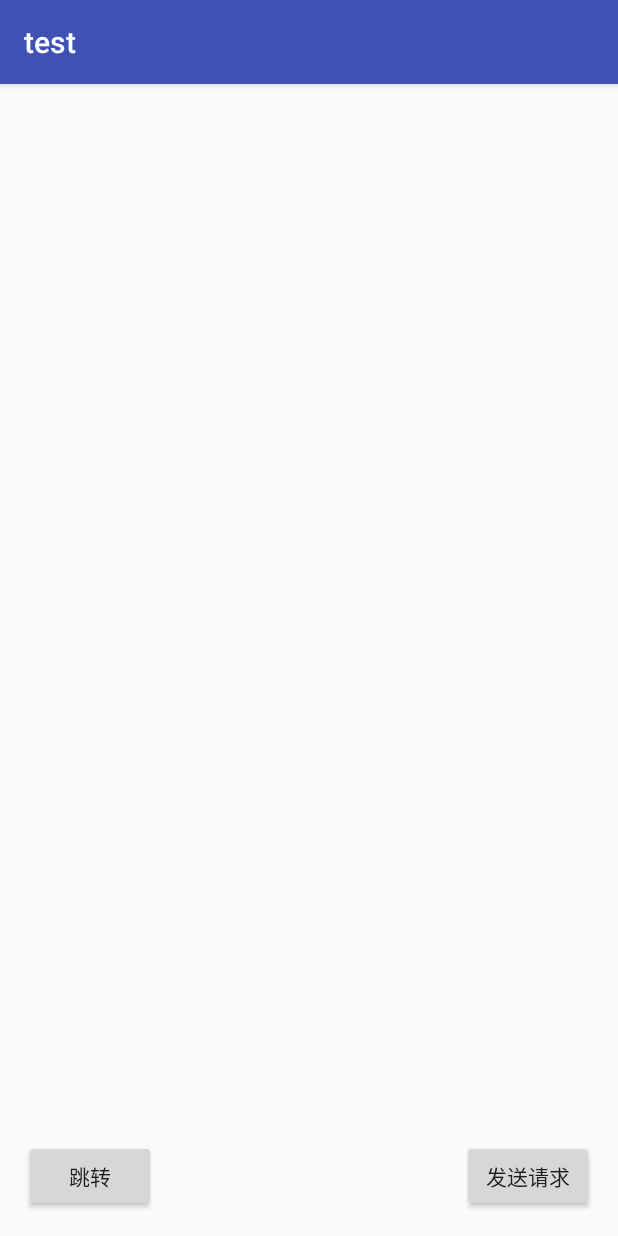
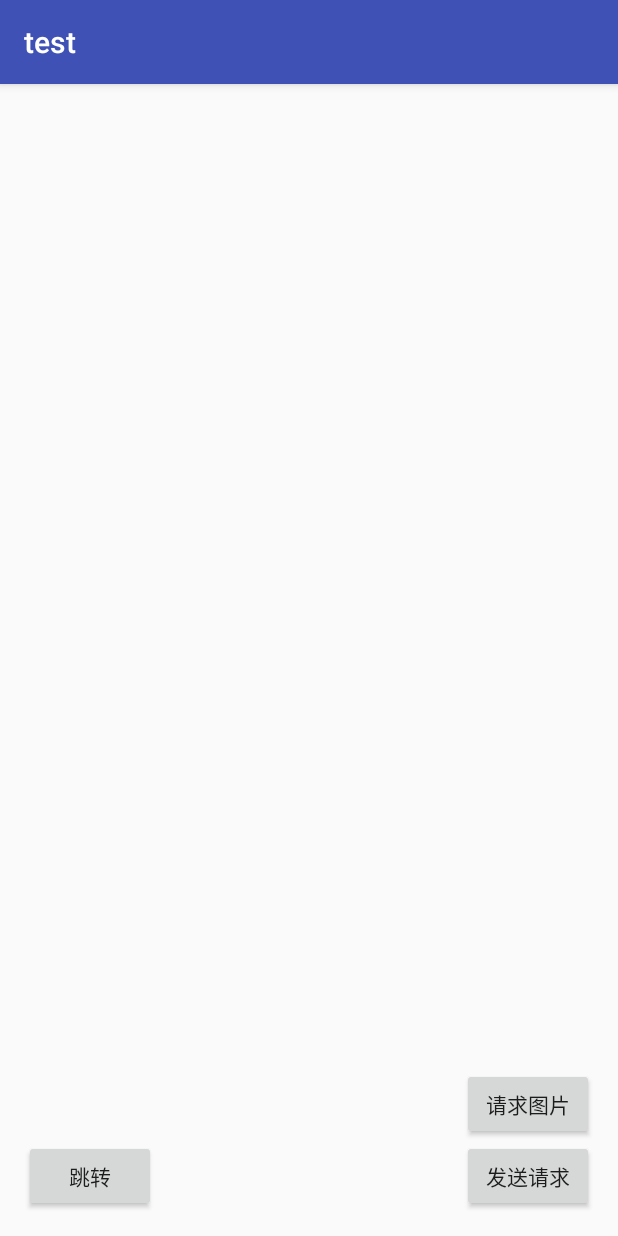
Before and after one commit to adlly/test, an Android app: the screen it shows after launch (Main24Activity), on a phone screen of 412 x 824 dp. Run offline under Robolectric (Android 15) with nearby library versions, the phone set to English and light mode, and no system bars; our stand-ins replace Volley; libraries missing offline, so code that uses them is left out: com.facebook.drawee; 1 statement that could not run was skipped.

Commit message:
图片请求

```diff
--- a/app/src/main/java/lly/test/Main24Activity.java
+++ b/app/src/main/java/lly/test/Main24Activity.java
@@ -2,16 +2,20 @@ package lly.test;
 
 import android.app.Application;
 import android.content.Intent;
+import android.graphics.Bitmap;
 import android.support.v7.app.AppCompatActivity;
 import android.os.Bundle;
+import android.util.Log;
 import android.view.View;
 import android.widget.Button;
+import android.widget.ImageView;
 import android.widget.TextView;
 import android.widget.Toast;
 
 import com.android.volley.RequestQueue;
 import com.android.volley.Response;
 import com.android.volley.VolleyError;
+import com.android.volley.toolbox.ImageRequest;
 import com.android.volley.toolbox.StringRequest;
 
 import lly.test.Net.Net;
@@ -21,6 +25,9 @@ import static com.android.volley.Request.Method.GET;
 public class Main24Activity extends AppCompatActivity implements View.OnClickListener {
 
     private TextView tv;
+    private ImageView iv;
+    private String main24 = "Main24";
+    private RequestQueue requestQueue;
 
     @Override
     protected void onCreate(Bundle savedInstanceState) {
@@ -33,7 +40,9 @@ public class Main24Activity extends AppCompatActivity implements View.OnClickLis
     private void initView() {
        findViewById(R.id.btn).setOnClickListener(this);
         findViewById(R.id.nnew).setOnClickListener(this);
+        findViewById(R.id.btn_req_img).setOnClickListener(this);
         tv = (TextView) findViewById(R.id.tv);
+        iv = (ImageView) findViewById(R.id.iv);
     }
 
     @Override
@@ -45,7 +54,7 @@ public class Main24Activity extends AppCompatActivity implements View.OnClickLis
 //                获得requestQueue
 //                RequestQueue requestQueue = App.getRequestQueue();
 
-                RequestQueue requestQueue = Net.getInstance(getApplicationContext()).getRequestQueue();
+                requestQueue = Net.getInstance(getApplicationContext()).getRequestQueue();
 
                 String url = "http://httpbin.org/get";
                 Response.Listener<String> listener = new Response.Listener<String>() {
@@ -73,8 +82,40 @@ public class Main24Activity extends AppCompatActivity implements View.OnClickLis
                 startActivity(intent);
 
                 break;
+            case R.id.btn_req_img:
+                requestQueue = Net.getInstance(getApplicationContext()).getRequestQueue();
+
+                url = "http://pic33.nipic.com/20130916/3420027_192919547000_2.jpg";
+
+                Bitmap.Config decodeConfig = Bitmap.Config.ARGB_8888;
+
+                Response.Listener<Bitmap> listener_img = new Response.Listener<Bitmap>() {
+                    @Override
+                    public void onResponse(Bitmap response) {
+                        iv.setImageBitmap(response);
+                    }
+                };
+                Response.ErrorListener errorListener_img = new Response.ErrorListener() {
+                    @Override
+                    public void onErrorResponse(VolleyError error) {
+                        iv.setImageResource(R.mipmap.ic_launcher);
+                        error.printStackTrace();
+                    }
+                };
+                ImageRequest iq = new ImageRequest(url, listener_img, 0, 0, ImageView.ScaleType.FIT_CENTER, decodeConfig, errorListener_img);
+
+                iq.setTag(main24);
+                requestQueue.add(iq);
             default:
                 break;
         }
     }
+
+    @Override
+    protected void onStop() {
+        super.onStop();
+        if(requestQueue != null) {
+            requestQueue.cancelAll(main24);
+        }
+    }
 }
--- a/app/src/main/res/layout/activity_main24.xml
+++ b/app/src/main/res/layout/activity_main24.xml
@@ -14,11 +14,22 @@
         android:layout_width="match_parent"
         android:layout_height="match_parent">
 
-        <TextView
-            android:id="@+id/tv"
-            android:textColor="#f80"
-            android:layout_width="wrap_content"
-            android:layout_height="wrap_content" />
+        <LinearLayout
+            android:orientation="vertical"
+            android:layout_width="match_parent"
+            android:layout_height="match_parent">
+            <TextView
+                android:id="@+id/tv"
+                android:textColor="#f80"
+                android:layout_width="wrap_content"
+                android:layout_height="wrap_content" />
+
+            <ImageView
+                android:id="@+id/iv"
+                android:layout_width="wrap_content"
+                android:layout_height="wrap_content" />
+        </LinearLayout>
+
     </ScrollView>
 
     <Button
@@ -29,6 +40,13 @@
         android:layout_width="wrap_content"
         android:layout_height="wrap_content"/>
     <Button
+        android:id="@+id/btn_req_img"
+        android:text="请求图片"
+        android:layout_above="@id/btn"
+        android:layout_alignParentRight="true"
+        android:layout_width="wrap_content"
+        android:layout_height="wrap_content"/>
+    <Button
         android:id="@+id/nnew"
         android:text="跳转"
         android:layout_alignParentBottom="true"
```
